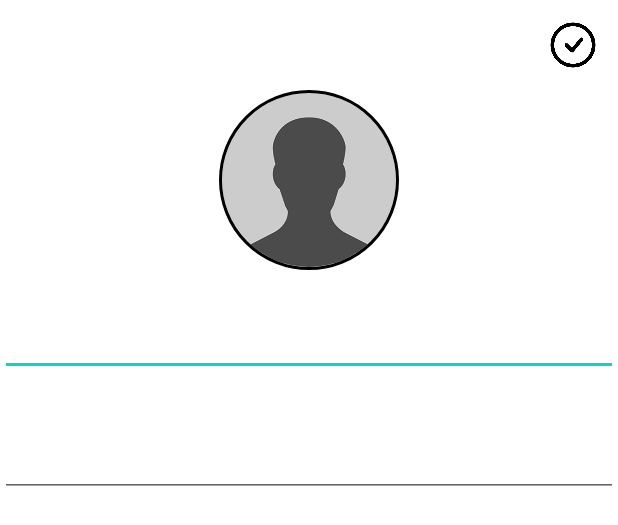
After one commit to SAMYAK99/Chatify, an Android app: the layout activity_settings.xml on its own in the app's theme, with its tools: preview values and no code run, on a phone screen of 412 x 824 dp. The commit adds this screen. Shown: the top 525 px of the screen. Run offline under Robolectric (Android 15) with nearby library versions, the phone set to English and light mode, and no system bars.

Commit message:
Settings UI and Functionality

```diff
--- a/app/src/main/java/com/projects/trending/chatify/activity/ChatActivity.java
+++ b/app/src/main/java/com/projects/trending/chatify/activity/ChatActivity.java
@@ -66,6 +66,7 @@ public class ChatActivity extends AppCompatActivity {
         reciverNAME.setText(reciverName);
         Picasso.get().load(reciverImg).into(reciverIMG);
         recyclerViewMessages = findViewById(R.id.recycle_MessageAdapter);
+
 
         sendBtn = findViewById(R.id.send_btn);
         sendMessage = findViewById(R.id.et_message);
--- a/app/src/main/java/com/projects/trending/chatify/activity/RegistrationActivity.java
+++ b/app/src/main/java/com/projects/trending/chatify/activity/RegistrationActivity.java
@@ -204,7 +204,7 @@ public class RegistrationActivity extends AppCompatActivity {
         });
     }
 
-    // Setting the value for Image in image URI
+    // Taking the picture from gallery and set it on profile Image
     @Override
     protected void onActivityResult(int requestCode, int resultCode, @Nullable Intent data) {
         super.onActivityResult(requestCode, resultCode, data);
--- a/app/src/main/res/drawable/empty_back.xml
+++ b/app/src/main/res/drawable/empty_back.xml
@@ -1,4 +1,4 @@
 <?xml version="1.0" encoding="utf-8"?>
-<selector xmlns:android="http://schemas.android.com/apk/res/android">
+<shape xmlns:android="http://schemas.android.com/apk/res/android">
 
-</selector>
+</shape>
--- /dev/null
+++ b/app/src/main/res/layout/activity_settings.xml
@@ -0,0 +1,57 @@
+<?xml version="1.0" encoding="utf-8"?>
+<LinearLayout xmlns:android="http://schemas.android.com/apk/res/android"
+    xmlns:app="http://schemas.android.com/apk/res-auto"
+    xmlns:tools="http://schemas.android.com/tools"
+    android:layout_width="match_parent"
+    android:layout_height="wrap_content"
+    android:orientation="vertical"
+    android:gravity="center"
+    tools:context=".activity.SettingsActivity">
+
+    <ImageView
+        android:id="@+id/settings_done"
+        android:layout_width="40dp"
+        android:layout_height="40dp"
+        android:layout_gravity="right"
+        android:padding="5dp"
+        android:background="@drawable/done"
+        android:layout_margin="10dp"
+        />
+
+    <de.hdodenhof.circleimageview.CircleImageView
+        xmlns:app="http://schemas.android.com/apk/res-auto"
+        android:id="@+id/settings_img"
+        android:layout_width="120dp"
+        android:layout_height="120dp"
+        android:src="@drawable/profile_image"
+        app:civ_border_width="2dp"
+        app:civ_border_color="#FF000000"/>
+
+    <EditText
+        android:id="@+id/setting_name"
+        android:layout_width="match_parent"
+        android:layout_height="wrap_content"
+        android:layout_marginTop="10dp"
+        android:gravity="center"
+        android:textColor="@color/black"
+        android:fontFamily="@font/poppins_medium"
+        android:textSize="24sp"
+        android:layout_marginBottom="20dp"
+        />
+
+    <EditText
+        android:id="@+id/settings_status"
+        android:layout_width="match_parent"
+        android:layout_height="wrap_content"
+        android:layout_marginTop="10dp"
+        android:gravity="center"
+        android:textColor="@color/black"
+        android:fontFamily="@font/poppins_regular"
+        android:textSize="18sp"
+        android:layout_marginBottom="20dp"
+        />
+
+
+
+
+</LinearLayout>
--- a/app/src/main/res/values/themes.xml
+++ b/app/src/main/res/values/themes.xml
@@ -14,7 +14,7 @@
         <!-- Customize your theme here. -->
     </style>
 
-    <style name="Dialoge">
+    <style name="Dialogue">
 
         <item name="android:windowBackground">@drawable/empty_back</item>
         <item name="windowNoTitle">true</item>
```
Also changed, not shown: app/src/main/AndroidManifest.xml (+8 -6 lines), app/src/main/java/com/projects/trending/chatify/activity/HomeActivity.java (+28 -6 lines), app/src/main/java/com/projects/trending/chatify/activity/SettingsActivity.java (added, +198 -0 lines), app/src/main/java/com/projects/trending/chatify/adapters/UserAdapter.java (+8 -0 lines), app/src/main/res/layout/activity_home.xml (+9 -0 lines), app/src/main/res/drawable-v24/done.png (added), app/src/main/res/drawable-v24/set.png (added).
